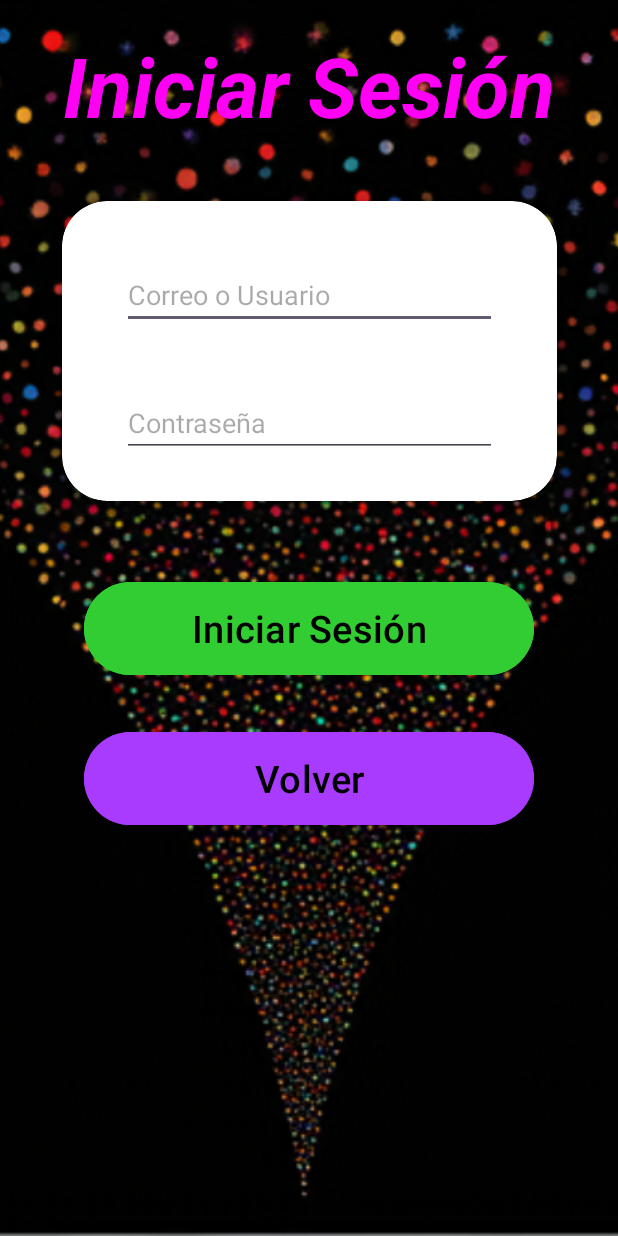
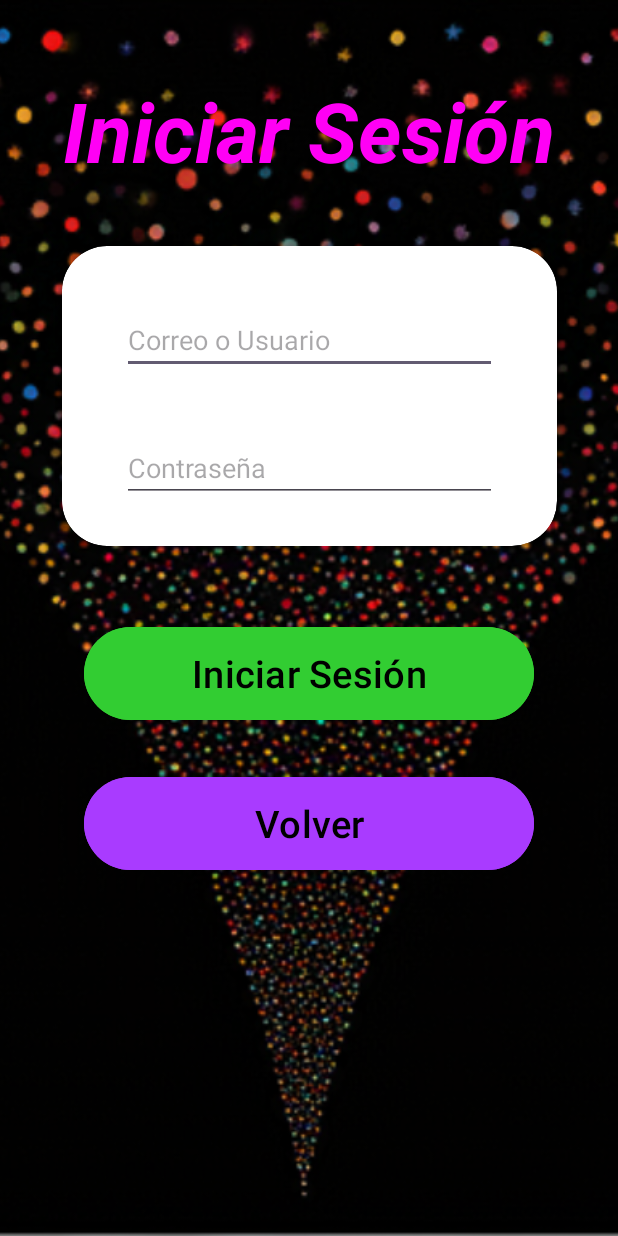
Before and after one commit to Pecas321/PartyTools, an Android app: the screen it shows after launch (InicioSesion), after a tap on "Iniciar Sesión", on a phone screen of 412 x 824 dp. Run offline under Robolectric (Android 15) with nearby library versions, the phone set to English and light mode, and no system bars.

Commit message:
commit dani 9

```diff
--- a/app/src/main/AndroidManifest.xml
+++ b/app/src/main/AndroidManifest.xml
@@ -22,7 +22,7 @@
             android:name=".Cocteles"
             android:exported="false" />
         <activity
-            android:name=".juegos"
+            android:name=".Juegos"
             android:exported="false" />
         <activity
             android:name=".Alcoholseguro"
--- a/app/src/main/java/com/example/partytools/Alcoholseguro.kt
+++ b/app/src/main/java/com/example/partytools/Alcoholseguro.kt
@@ -11,10 +11,5 @@ class Alcoholseguro : AppCompatActivity() {
         super.onCreate(savedInstanceState)
         enableEdgeToEdge()
         setContentView(R.layout.activity_alcoholseguro)
-        ViewCompat.setOnApplyWindowInsetsListener(findViewById(R.id.main)) { v, insets ->
-            val systemBars = insets.getInsets(WindowInsetsCompat.Type.systemBars())
-            v.setPadding(systemBars.left, systemBars.top, systemBars.right, systemBars.bottom)
-            insets
-        }
     }
 }
--- a/app/src/main/java/com/example/partytools/Cocteles.kt
+++ b/app/src/main/java/com/example/partytools/Cocteles.kt
@@ -11,10 +11,6 @@ class Cocteles : AppCompatActivity() {
         super.onCreate(savedInstanceState)
         enableEdgeToEdge()
         setContentView(R.layout.activity_cocteles)
-        ViewCompat.setOnApplyWindowInsetsListener(findViewById(R.id.main)) { v, insets ->
-            val systemBars = insets.getInsets(WindowInsetsCompat.Type.systemBars())
-            v.setPadding(systemBars.left, systemBars.top, systemBars.right, systemBars.bottom)
-            insets
-        }
+
     }
 }
--- a/app/src/main/java/com/example/partytools/InicioSesion.kt
+++ b/app/src/main/java/com/example/partytools/InicioSesion.kt
@@ -27,8 +27,6 @@ class InicioSesion : AppCompatActivity() {
         iniciarSesionButton.setOnClickListener {
             val intent = Intent(this, Inicio::class.java)
             startActivity(intent)
-            // Opcional: puedes cerrar esta actividad si no quieres volver a ella
-            // finish()
         }
     }
 }
--- a/app/src/main/java/com/example/partytools/Registrarse.kt
+++ b/app/src/main/java/com/example/partytools/Registrarse.kt
@@ -23,7 +23,7 @@ class Registrarse : AppCompatActivity() {
         // Configurar el OnClickListener para el botón de volver
         val volverButton = findViewById<Button>(R.id.volver_registrarse)
         volverButton.setOnClickListener {
-            val intent = Intent(this, InicioSesion::class.java)
+            val intent = Intent(this, MainActivity::class.java)
             startActivity(intent)
             finish() // Opcional: cerrar esta actividad si no quieres volver a ella
         }
--- a/app/src/main/res/layout/activity_inicio_sesion.xml
+++ b/app/src/main/res/layout/activity_inicio_sesion.xml
@@ -24,15 +24,15 @@
         android:id="@+id/textView"
         android:layout_width="wrap_content"
         android:layout_height="wrap_content"
+        android:layout_marginTop="50dp"
         android:text="Iniciar Sesión"
         android:textColor="#FF00F5"
         android:textSize="55sp"
         android:textStyle="bold|italic"
+        app:layout_constraintBottom_toTopOf="@+id/backgroundView"
+        app:layout_constraintEnd_toEndOf="parent"
+        app:layout_constraintStart_toStartOf="parent"
         app:layout_constraintTop_toTopOf="parent"
-        app:layout_constraintStart_toStartOf="parent"
-        app:layout_constraintEnd_toEndOf="parent"
-        android:layout_marginTop="20dp"
-        app:layout_constraintBottom_toTopOf="@+id/backgroundView"
         app:layout_constraintVertical_chainStyle="packed" />
 
     <androidx.cardview.widget.CardView
@@ -77,7 +77,7 @@
     </androidx.cardview.widget.CardView>
 
     <Button
-        android:id="@+id/registrarse_registrarse"
+        android:id="@+id/iniciarsesion_inicio"
         android:layout_width="300dp"
         android:layout_height="70dp"
         android:layout_margin="50dp"
@@ -94,12 +94,14 @@
         android:layout_width="300dp"
         android:layout_height="70dp"
         android:layout_margin="30dp"
+        android:layout_marginTop="50dp"
         android:backgroundTint="#A93BFF"
         android:text="Volver"
         android:textColor="#000000"
         android:textSize="25sp"
         app:layout_constraintEnd_toEndOf="parent"
+        app:layout_constraintHorizontal_bias="0.495"
         app:layout_constraintStart_toStartOf="parent"
-        app:layout_constraintTop_toBottomOf="@+id/registrarse_registrarse" />
+        app:layout_constraintTop_toBottomOf="@+id/iniciarsesion_inicio" />
 
 </androidx.constraintlayout.widget.ConstraintLayout>
--- a/app/src/main/res/layout/activity_juegos.xml
+++ b/app/src/main/res/layout/activity_juegos.xml
@@ -10,7 +10,7 @@
         android:id="@+id/titleTextView"
         android:layout_width="336dp"
         android:layout_height="wrap_content"
-        android:layout_marginTop="16dp"
+        android:layout_marginTop="50dp"
         android:text="Hola Cabito ¡Diviertete con nuestros juegos!"
         android:textAlignment="center"
         android:textColor="#FF00FF"
```
Also changed, not shown: app/src/main/java/com/example/partytools/Inicio.kt (+11 -17 lines), app/src/main/java/com/example/partytools/Juegos.kt (renamed from app/src/main/java/com/example/partytools/juegos.kt, +2 -6 lines).
